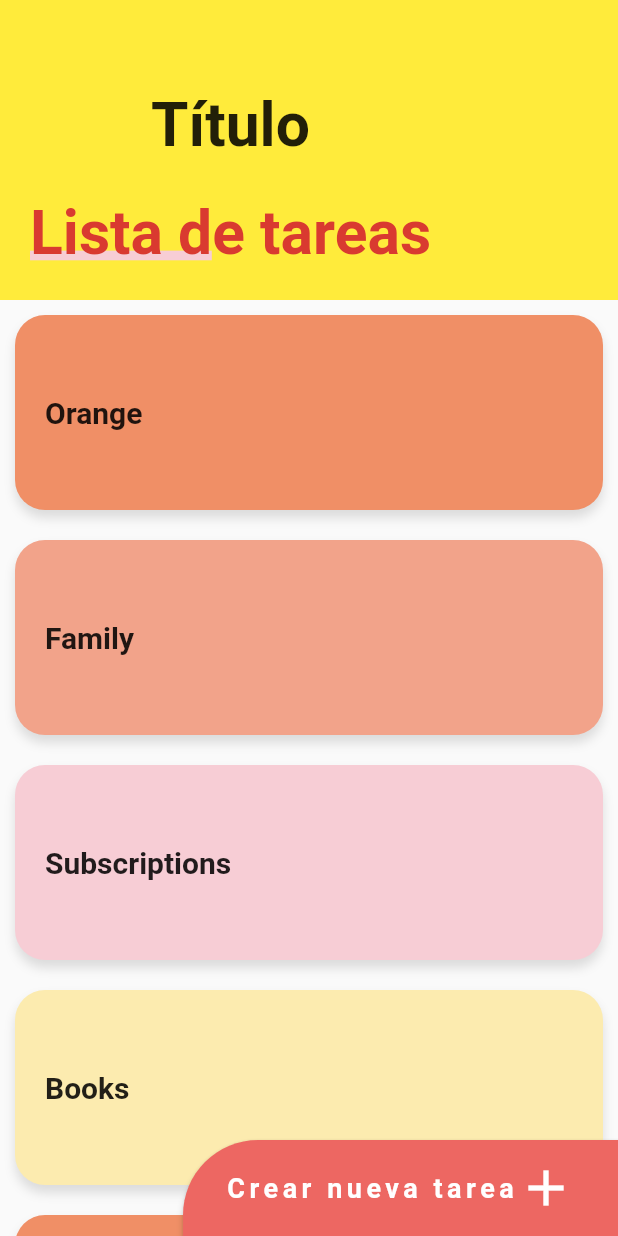
After one commit to shura1981/curso_diseno_flutter, a Flutter app: the SliderListScreen screen opened by its route, on a phone screen of 412 x 824 dp. The commit adds this screen. Run offline on Flutter 3.47's test engine with Material 3 defaults, Android fonts, the light colour scheme and no system bars; our stand-ins replace flutter_svg, font_awesome_flutter.

Commit message:
feat: añadir pantalla SliderList y ruta correspondiente

```diff
--- a/lib/routes/app_route.dart
+++ b/lib/routes/app_route.dart
@@ -42,6 +42,12 @@ class AppRoute {
         icon: Icons.slideshow,
         name: 'Emergency Layout',
         screen: const EmergencyLayoutScreen()),
+    MenuRouter(
+        route: SliderListScreen.nameRoute,
+        icon: Icons.slideshow,
+        name: 'Slider List Screen',
+        screen: const SliderListScreen()),
+
   ];
   static Route<dynamic>? onGenerateRoute(RouteSettings setting) {
     return MaterialPageRoute(builder: (context) => const NotFoundScreen());
--- a/lib/screens/screens.dart
+++ b/lib/screens/screens.dart
@@ -6,3 +6,4 @@ export 'package:taller1/screens/not_found_screen.dart';
 export 'package:taller1/screens/slide_show_screen.dart';
 export 'package:taller1/screens/pinteres_screen.dart';
 export 'package:taller1/screens/emergency_layout/emergency_layout.dart';
+export 'package:taller1/screens/slider_list_page.dart';
--- /dev/null
+++ b/lib/screens/slider_list_page.dart
@@ -0,0 +1,246 @@
+import 'package:flutter/material.dart';
+
+class SliderListScreen extends StatelessWidget {
+  static const String nameRoute = '/slider_list';
+
+  const SliderListScreen({Key? key}) : super(key: key);
+
+  @override
+  Widget build(BuildContext context) {
+    return Scaffold(
+      body: Stack(
+        children: [
+          _MainScroll(),
+          Positioned(
+            bottom: 0,
+            right: 0,
+            child: _BotonNewList(),
+          ),
+        ],
+      ),
+    );
+  }
+}
+
+class _BotonNewList extends StatelessWidget {
+  @override
+  Widget build(BuildContext context) {
+    return ButtonTheme(
+      minWidth: 150,
+      height: 200,
+      child: ElevatedButton(
+        onPressed: () {},
+        style: ElevatedButton.styleFrom(
+          backgroundColor: const Color(0xffED6762),
+          shape: const RoundedRectangleBorder(
+            borderRadius: BorderRadius.only(topLeft: Radius.circular(50)),
+          ),
+        ),
+        child: const Center(
+          child: Padding(
+            padding: EdgeInsets.all(12.0),
+            child: Row(
+              children: [
+                Text("Crear nueva tarea",
+                style: TextStyle(
+                  fontSize: 18,
+                  fontWeight: FontWeight.bold,
+                  color: Colors.white,
+                  letterSpacing: 3
+                )),
+                Icon(
+                  Icons.add,
+                  size: 40,
+                ),
+              ],
+            ),
+          ),
+        ),
+      ),
+    );
+  }
+}
+
+class _ListaTareas extends StatelessWidget {
+  final items = [
+    const _ListItem('Orange', Color(0xffF08F66)),
+    const _ListItem('Family', Color(0xffF2A38A)),
+    const _ListItem('Subscriptions', Color(0xffF7CDD5)),
+    const _ListItem('Books', Color(0xffFCEBAF)),
+    const _ListItem('Orange', Color(0xffF08F66)),
+    const _ListItem('Family', Color(0xffF2A38A)),
+    const _ListItem('Subscriptions', Color(0xffF7CDD5)),
+    const _ListItem('Books', Color(0xffFCEBAF)),
+  ];
+
+  @override
+  Widget build(BuildContext context) {
+    return ListView.builder(
+        itemCount: items.length,
+        itemBuilder: (context, index) {
+          return items[index];
+        });
+  }
+}
+
+class _Titulo extends StatelessWidget {
+  @override
+  Widget build(BuildContext context) {
+    return Column(
+      children: [
+        const SizedBox(
+          height: 30,
+        ),
+        Container(
+          margin: const EdgeInsets.symmetric(horizontal: 30, vertical: 20),
+          child: const Text(
+            'Título',
+            style: TextStyle(
+              fontSize: 50,
+              fontWeight: FontWeight.bold,
+            ),
+          ),
+        ),
+        const SizedBox(
+          height: 10,
+        ),
+        Stack(
+          children: [
+            Positioned(
+                bottom: 8,
+                child: Container(
+                    width: 150, height: 8, color: const Color(0xffF7CDD5))),
+            const Text(
+              'Lista de tareas',
+              style: TextStyle(
+                color: Color(0xffD93A30),
+                fontSize: 50,
+                fontWeight: FontWeight.bold,
+              ),
+            )
+          ],
+        )
+      ],
+    );
+  }
+}
+
+class _ListItem extends StatelessWidget {
+  final int index;
+  final Color color;
+  final String titulo;
+  const _ListItem(
+    this.titulo,
+    this.color, {
+    this.index = 0,
+  });
+
+  @override
+  Widget build(BuildContext context) {
+    return Container(
+      height: 130,
+      margin: const EdgeInsets.all(10),
+      decoration: BoxDecoration(
+        color: color,
+        borderRadius: BorderRadius.circular(20),
+        boxShadow: const [
+          BoxShadow(
+            color: Colors.black12,
+            blurRadius: 5,
+            offset: Offset(0, 5),
+          ),
+        ],
+      ),
+      alignment: Alignment.centerLeft,
+      padding: const EdgeInsets.all(20),
+      child: Text(
+        titulo,
+        textAlign: TextAlign.center,
+        style: const TextStyle(
+          fontSize: 20,
+          fontWeight: FontWeight.bold,
+        ),
+      ),
+    );
+  }
+}
+
+class _MainScroll extends StatelessWidget {
+
+final items = [
+    const _ListItem('Orange', Color(0xffF08F66)),
+    const _ListItem('Family', Color(0xffF2A38A)),
+    const _ListItem('Subscriptions', Color(0xffF7CDD5)),
+    const _ListItem('Books', Color(0xffFCEBAF)),
+    const _ListItem('Orange', Color(0xffF08F66)),
+    const _ListItem('Family', Color(0xffF2A38A)),
+    const _ListItem('Subscriptions', Color(0xffF7CDD5)),
+    const _ListItem('Books', Color(0xffFCEBAF)),
+  ];
+
+  @override
+  Widget build(BuildContext context) {
+    return  CustomScrollView(
+      slivers: [
+        // SliverAppBar(
+        //   floating: true,
+        //   elevation: 0,
+        //   backgroundColor: Colors.red,
+        //   title: _Titulo(),
+        // ),
+        SliverPersistentHeader(
+          floating: true,
+          delegate: _SliverCustomHeaderDelegate(
+            minHeight: 170,
+            maxHeight: 200,
+            child: Container(
+              color: Colors.yellow,
+              padding: const EdgeInsets.all(20),
+              alignment: Alignment.centerLeft,
+              child: FittedBox(child: _Titulo())),
+          )
+          ),
+        SliverList(
+          delegate: SliverChildListDelegate([
+            ...items,
+            // silver padding
+            const SizedBox(height: 100),
+          ]),
+        ),
+      ],
+    );
+  }
+}
+
+
+class _SliverCustomHeaderDelegate extends SliverPersistentHeaderDelegate {
+  final double minHeight;
+  final double maxHeight;
+  final Widget child;
+
+  _SliverCustomHeaderDelegate({
+    required this.minHeight,
+    required this.maxHeight,
+    required this.child,
+  });
+
+  @override
+  Widget build(
+      BuildContext context, double shrinkOffset, bool overlapsContent) {
+    return SizedBox.expand(child: child);
+  }
+
+  @override
+  double get maxExtent => maxHeight;
+
+  @override
+  double get minExtent => minHeight;
+
+  @override
+  bool shouldRebuild(covariant _SliverCustomHeaderDelegate oldDelegate) {
+    // Comparamos explícitamente las propiedades de esta clase
+    return maxHeight != oldDelegate.maxHeight ||
+           minHeight != oldDelegate.minHeight ||
+           child != oldDelegate.child;
+  }
+}
```
